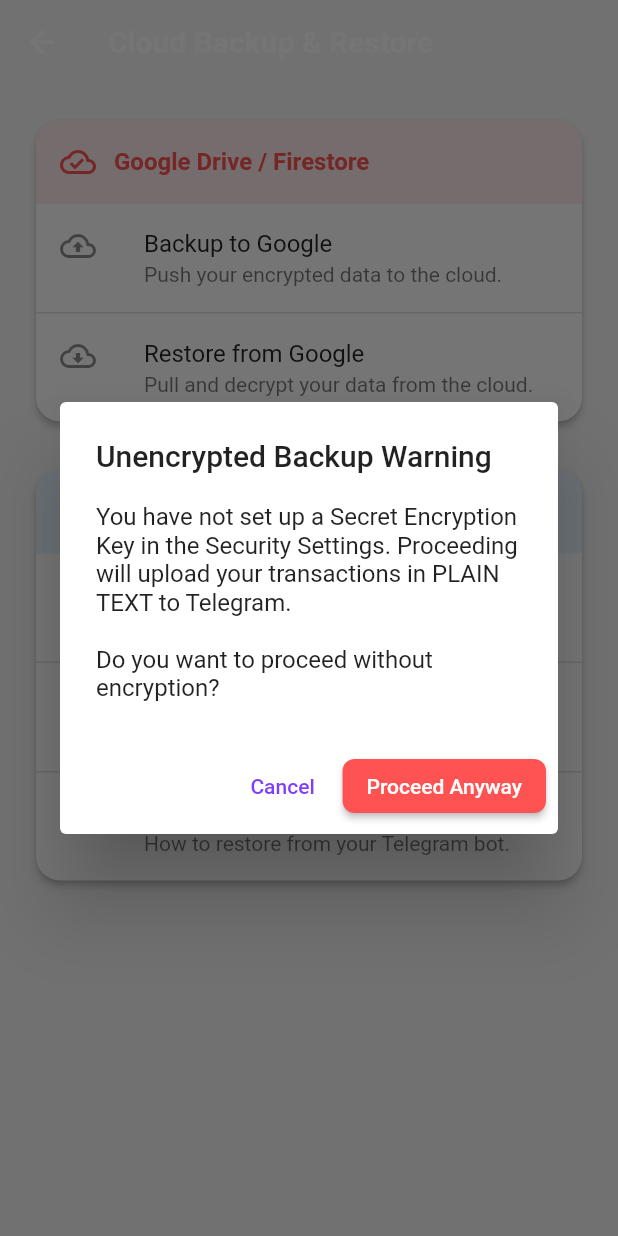
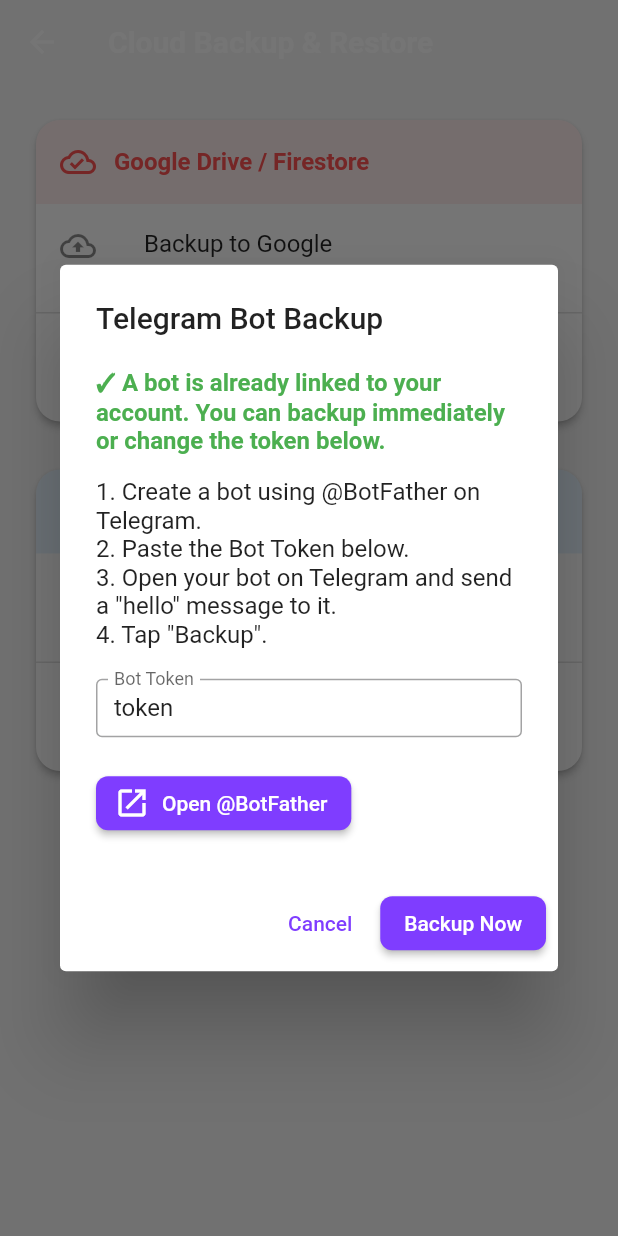
Before and after one commit to yoAlienX/X-pense, a Flutter app: the CloudBackupScreen screen opened directly, after a tap on "Backup to Telegram", on a phone screen of 412 x 824 dp. Run offline on Flutter 3.47's test engine with Material 3 defaults, Android fonts, the phone set to English and light mode, and no system bars; our stand-ins replace cloud_firestore, csv, dropdown_button2, file_picker, firebase_auth, firebase_core and 5 more; missing offline and left inert: encrypt, motor; accounts and stored records are empty.

```diff
--- a/lib/services/crypto_service.dart
+++ b/lib/services/crypto_service.dart
@@ -1,7 +1,6 @@
 import 'dart:convert';
 import 'package:crypto/crypto.dart';
 import 'package:encrypt/encrypt.dart';
-import 'package:flutter_secure_storage/flutter_secure_storage.dart';
 import 'storage_service.dart';
 
 class CryptoService {
@@ -10,29 +9,15 @@ class CryptoService {
   CryptoService._internal();
 
   String? _secretKey;
-  final _secureStorage = const FlutterSecureStorage();
 
-  // Set the secret key into memory.
-  // We also save it to secure storage so it can be auto-loaded later.
-  Future<void> setSecretKey(String key) async {
+  // Set the secret key into memory ONLY. DO NOT store in plaintext.
+  void setSecretKey(String key) {
     _secretKey = key;
-    await _secureStorage.write(key: 'aes_secret_key', value: key);
   }
 
-  // Try loading from secure storage
-  Future<bool> loadKeyFromSecureStorage() async {
-    final key = await _secureStorage.read(key: 'aes_secret_key');
-    if (key != null && key.isNotEmpty) {
-      _secretKey = key;
-      return true;
-    }
-    return false;
-  }
-
-  // Clear from memory and secure storage
-  Future<void> clearSecretKey() async {
+  // Clear from memory
+  void clearSecretKey() {
     _secretKey = null;
-    await _secureStorage.delete(key: 'aes_secret_key');
   }
 
   bool get hasSecretKey => _secretKey != null && _secretKey!.isNotEmpty;
@@ -48,7 +33,7 @@ class CryptoService {
         // Expired after 30 days. Force user to re-enter it.
         await prefs.remove('encryption_hash');
         await prefs.remove('encryption_hash_date');
-        await clearSecretKey();
+        clearSecretKey();
       }
     }
   }
--- a/lib/views/backup/cloud_backup_screen.dart
+++ b/lib/views/backup/cloud_backup_screen.dart
@@ -49,17 +49,10 @@ class CloudBackupScreen extends StatelessWidget {
             color: Colors.blue,
             children: [
               ListTile(
-                leading: const Icon(Icons.link),
-                title: const Text('Link Telegram Bot'),
-                subtitle: const Text('Verify or change your Telegram bot token.'),
-                onTap: () => showTelegramSetupDialog(context),
-              ),
-              const Divider(height: 1),
-              ListTile(
                 leading: const Icon(Icons.send_outlined),
                 title: const Text('Backup to Telegram'),
                 subtitle: const Text('Send an encrypted backup file to your bot.'),
-                onTap: () => handleTelegramBackup(context),
+                onTap: () => showTelegramSetupDialog(context),
               ),
               const Divider(height: 1),
               ListTile(
--- a/lib/views/lock/cloud_backup_helpers.dart
+++ b/lib/views/lock/cloud_backup_helpers.dart
@@ -29,7 +29,7 @@ Future<void> showTelegramSetupDialog(BuildContext context) async {
                 crossAxisAlignment: CrossAxisAlignment.start,
                 children: [
                   if (existingToken.isNotEmpty) ...[
-                    const Text('✓ A bot is already linked to your account. You can re-verify or change the token below.',
+                    const Text('✓ A bot is already linked to your account. You can backup immediately or change the token below.',
                         style: TextStyle(color: Colors.green, fontWeight: FontWeight.bold)),
                     const SizedBox(height: 15),
                   ],
@@ -37,7 +37,7 @@ Future<void> showTelegramSetupDialog(BuildContext context) async {
                     '1. Create a bot using @BotFather on Telegram.\n'
                     '2. Paste the Bot Token below.\n'
                     '3. Open your bot on Telegram and send a "hello" message to it.\n'
-                    '4. Tap "Verify".',
+                    '4. Tap "Backup".',
                   ),
                   const SizedBox(height: 20),
                   TextFormField(
@@ -81,20 +81,45 @@ Future<void> showTelegramSetupDialog(BuildContext context) async {
                     return;
                   }
 
+                  final crypto = CryptoService();
+                  if (!crypto.hasSecretKey) {
+                    final proceed = await showDialog<bool>(
+                      context: context,
+                      builder: (c) => AlertDialog(
+                        title: const Text('Unencrypted Backup Warning'),
+                        content: const Text(
+                          'You have not set up a Secret Encryption Key. '
+                          'Proceeding will upload your transactions to Telegram in PLAIN TEXT.\n\n'
+                          'Do you want to proceed without encryption?'
+                        ),
+                        actions: [
+                          TextButton(onPressed: () => Navigator.pop(c, false), child: const Text('Cancel')),
+                          ElevatedButton(
+                            onPressed: () => Navigator.pop(c, true),
+                            style: ElevatedButton.styleFrom(backgroundColor: Colors.redAccent),
+                            child: const Text('Proceed Anyway'),
+                          ),
+                        ],
+                      ),
+                    );
+                    if (proceed != true) return;
+                  }
+
                   setState(() => isVerifying = true);
                   await backupService.setTelegramBotToken(tokenInput.trim());
 
                   final chatId = await backupService.fetchTelegramChatId();
 
                   if (chatId != null && chatId.isNotEmpty) {
+                    final success = await backupService.backupToTelegram(txVm.allTransactions);
                     if (context.mounted) {
                       Navigator.pop(ctx);
                       ScaffoldMessenger.of(context).clearSnackBars();
                       ScaffoldMessenger.of(context).showSnackBar(
                         LiquidGlassSnackBar(
                           context: context,
-                          message: 'Telegram Bot verified successfully!',
-                          type: SnackBarType.success,
+                          message: success ? 'Backup sent to Telegram!' : 'Failed to send backup.',
+                          type: success ? SnackBarType.success : SnackBarType.error,
                         ),
                       );
                     }
@@ -114,7 +139,7 @@ Future<void> showTelegramSetupDialog(BuildContext context) async {
                 },
                 child: isVerifying
                     ? const SizedBox(width: 20, height: 20, child: CircularProgressIndicator(strokeWidth: 2))
-                    : const Text('Verify'),
+                    : Text(existingToken.isNotEmpty && tokenInput == existingToken ? 'Backup Now' : 'Verify & Backup'),
               ),
             ],
           );
@@ -416,80 +441,3 @@ Future<void> handleGoogleRestore(BuildContext context) async {
     }
   }
 }
-
-Future<void> handleTelegramBackup(BuildContext context) async {
-  final txVm = context.read<TransactionViewModel>();
-  final backupService = CloudBackupService();
-  final crypto = CryptoService();
-
-  if (backupService.telegramBotToken.isEmpty) {
-    ScaffoldMessenger.of(context).showSnackBar(
-      LiquidGlassSnackBar(
-        context: context,
-        message: 'Please link a Telegram bot first.',
-        type: SnackBarType.warning,
-      ),
-    );
-    return;
-  }
-
-  // Security Warning if not encrypted
-  if (!crypto.hasSecretKey) {
-    final proceed = await showDialog<bool>(
-      context: context,
-      builder: (ctx) {
-        return AlertDialog(
-          title: const Text('Unencrypted Backup Warning'),
-          content: const Text(
-            'You have not set up a Secret Encryption Key in the Security Settings. '
-            'Proceeding will upload your transactions in PLAIN TEXT to Telegram.\n\n'
-            'Do you want to proceed without encryption?',
-          ),
-          actions: [
-            TextButton(
-              onPressed: () => Navigator.pop(ctx, false),
-              child: const Text('Cancel'),
-            ),
-            ElevatedButton(
-              onPressed: () => Navigator.pop(ctx, true),
-              style: ElevatedButton.styleFrom(backgroundColor: Colors.redAccent),
-              child: const Text('Proceed Anyway'),
-            ),
-          ],
-        );
-      },
-    );
-
-    if (proceed != true) return;
-  }
-
-  showDialog(
-    context: context,
-    barrierDismissible: false,
-    builder: (ctx) {
-      return AlertDialog(
-        content: Row(
-          children: const [
-            CircularProgressIndicator(),
-            SizedBox(width: 20),
-            Text("Uploading to Telegram..."),
-          ],
-        ),
-      );
-    },
-  );
-
-  final success = await backupService.backupToTelegram(txVm.allTransactions);
-
-  if (context.mounted) {
-    Navigator.of(context).pop(); // Close dialog
-    ScaffoldMessenger.of(context).clearSnackBars();
-    ScaffoldMessenger.of(context).showSnackBar(
-      LiquidGlassSnackBar(
-        context: context,
-        message: success ? 'Successfully backed up to Telegram!' : 'Failed to upload backup.',
-        type: success ? SnackBarType.success : SnackBarType.error,
-      ),
-    );
-  }
-}
--- a/lib/views/lock/decryption_screen.dart
+++ b/lib/views/lock/decryption_screen.dart
@@ -24,7 +24,7 @@ class _DecryptionScreenState extends State<DecryptionScreen> {
     setState(() => _isVerifying = true);
 
     final cryptoService = CryptoService();
-    await cryptoService.setSecretKey(key);
+    cryptoService.setSecretKey(key);
 
     // Verify hash if available
     final storedHash = StorageService().prefs.getString('encryption_hash');
--- a/lib/views/onboarding/onboarding_screen.dart
+++ b/lib/views/onboarding/onboarding_screen.dart
@@ -92,7 +92,7 @@ class _OnboardingScreenState extends State<OnboardingScreen> {
     final cryptoKey = _cryptoKeyController.text.trim();
     if (cryptoKey.isNotEmpty) {
       final cryptoService = CryptoService();
-      await cryptoService.setSecretKey(cryptoKey);
+      cryptoService.setSecretKey(cryptoKey);
       await StorageService().prefs.setString('encryption_hash', cryptoService.generateKeyHash());
     }
 
--- a/pubspec.yaml
+++ b/pubspec.yaml
@@ -35,7 +35,6 @@ dependencies:
   url_launcher: ^6.3.2
   cloud_firestore: ^6.3.0
   crypto: ^3.0.7
-  flutter_secure_storage: ^10.2.0
 
 dev_dependencies:
   flutter_test:
```
Also changed, not shown: lib/main.dart (+4 -6 lines), lib/viewmodels/app_lock_viewmodel.dart (+13 -13 lines), lib/views/lock/lock_overlay_dialog.dart (+4 -4 lines), lib/views/lock/lock_screen.dart (+2 -5 lines), lib/views/lock/security_settings_screen.dart (+58 -83 lines), pubspec.lock.
